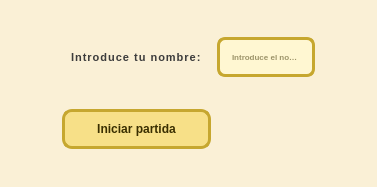
Above: Ventana_Principal_TFG/views/introduccionNombre.ui from AdriTg00/VIDEOJUEGO_2D before the change. Below: the same form after it.
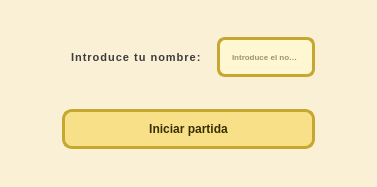
That is the form after the change.

Diff of the .ui file:
```diff
--- a/Ventana_Principal_TFG/views/introduccionNombre.ui
+++ b/Ventana_Principal_TFG/views/introduccionNombre.ui
@@ -111,7 +111,7 @@
      </property>
     </widget>
    </item>
-   <item row="2" column="1">
+   <item row="2" column="1" colspan="2">
     <widget class="QPushButton" name="iniciarPartida">
      <property name="maximumSize">
       <size>
```
Left out of the diff: 10 changed lines with no effect on the pictures.
